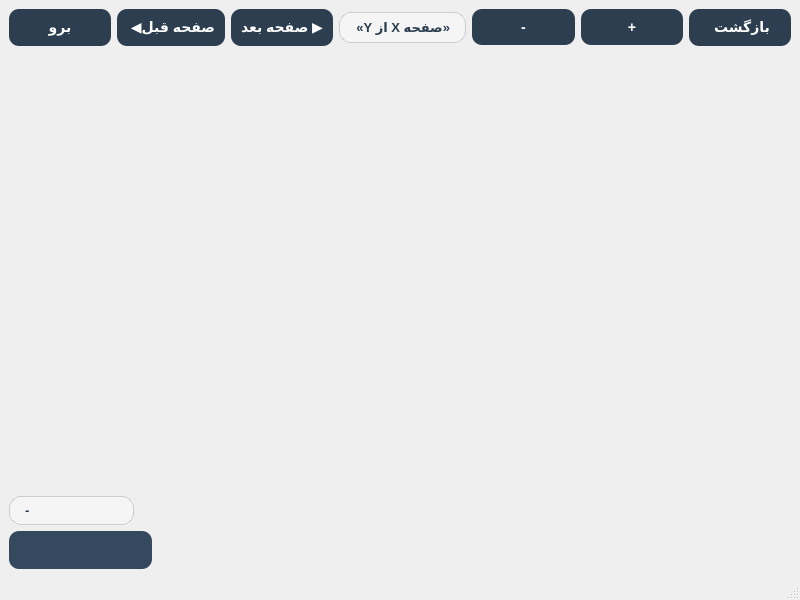
Before: the Qt Designer form client/bookreaderwindow_c.ui in afkhamis1386-afk/bookCLUB_Project, drawn with Qt 5.
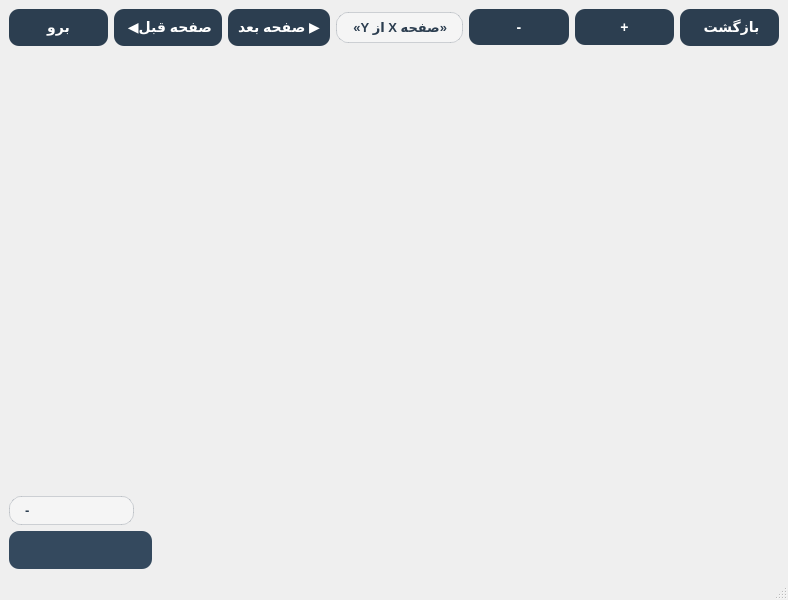
After: the same form once the commit is applied. Icons and pictures are not drawn.

```diff
--- a/client/bookreaderwindow_c.ui
+++ b/client/bookreaderwindow_c.ui
@@ -6,7 +6,7 @@
    <rect>
     <x>0</x>
     <y>0</y>
-    <width>800</width>
+    <width>788</width>
     <height>600</height>
    </rect>
   </property>
```
Left out of the diff: 2 changed lines with no effect on the pictures.
